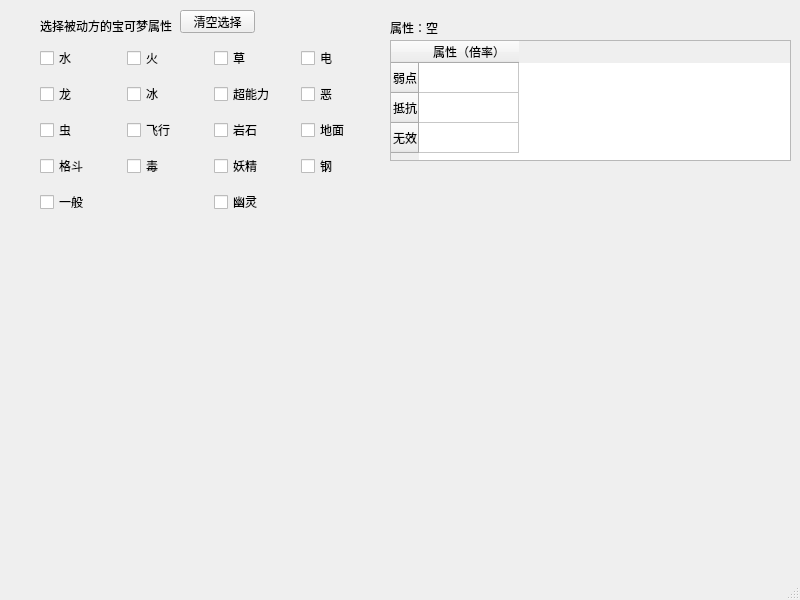
First picture: the form in mainwindow.ui, repository syriku/PokemonResistanceCalculator, before the edit.
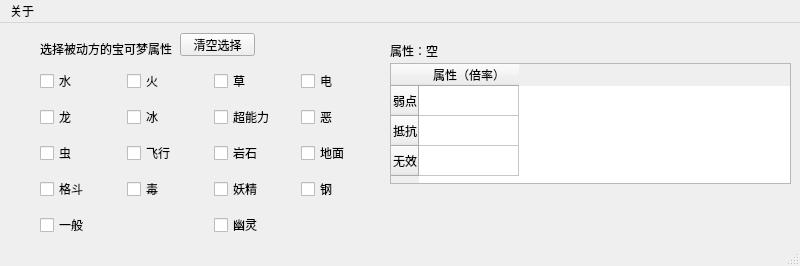
Second picture: the form after the edit.

Patch:
```diff
--- a/mainwindow.ui
+++ b/mainwindow.ui
@@ -7,7 +7,7 @@
     <x>0</x>
     <y>0</y>
     <width>800</width>
-    <height>600</height>
+    <height>266</height>
    </rect>
   </property>
   <property name="windowTitle">
@@ -251,6 +251,13 @@
      <height>21</height>
     </rect>
    </property>
+   <widget class="QMenu" name="menu">
+    <property name="title">
+     <string>关于</string>
+    </property>
+    <addaction name="actionLicense"/>
+   </widget>
+   <addaction name="menu"/>
   </widget>
   <widget class="QStatusBar" name="statusbar"/>
  </widget>
```
Left out of the diff: 5 changed lines with no effect on the pictures.
